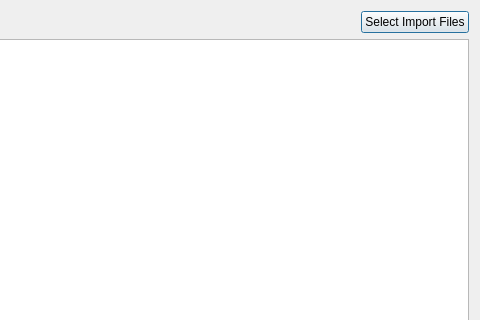
Before: the Qt Designer form src/ui/ViewImportSwcFromFile.ui in kiraYuukiAsuna/SwcDbmsQtClient, drawn with Qt 5; both pictures show x 720 to 1200 and y 0 to 320 of the 1200 by 600 pixel window.
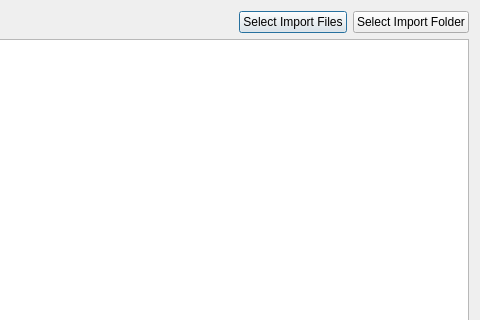
After: the same form once the commit is applied.

Commit message: Update import swc.

```diff
--- a/src/ui/ViewImportSwcFromFile.ui
+++ b/src/ui/ViewImportSwcFromFile.ui
@@ -45,6 +45,13 @@
          </property>
         </widget>
        </item>
+       <item>
+        <widget class="QPushButton" name="SelectFolderBtn">
+         <property name="text">
+          <string>Select Import Folder</string>
+         </property>
+        </widget>
+       </item>
       </layout>
      </item>
      <item>
```
Left out of the diff: 2 changed lines with no effect on the pictures. The commit also changes 8 other files.
